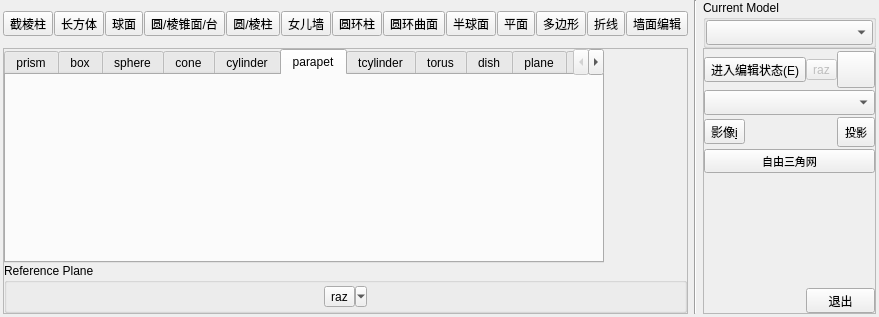
The window that qCC/ui_templates/bdr3DGeometryEditPanel.ui (StOriJimmy/CloudCompare) describes before a commit, drawn with Qt 5.
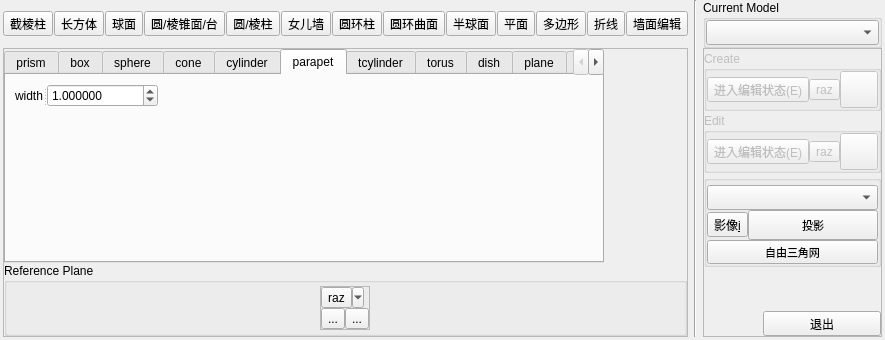
The same window after the commit. The open tabs and pages were chosen to show the change. Icons and pictures are not drawn.

```diff
--- a/qCC/ui_templates/bdr3DGeometryEditPanel.ui
+++ b/qCC/ui_templates/bdr3DGeometryEditPanel.ui
@@ -6,8 +6,8 @@
    <rect>
     <x>0</x>
     <y>0</y>
-    <width>630</width>
-    <height>304</height>
+    <width>632</width>
+    <height>331</height>
    </rect>
   </property>
   <property name="sizePolicy">
@@ -1492,6 +1492,34 @@
          <attribute name="title">
           <string>parapet</string>
          </attribute>
+         <layout class="QFormLayout" name="formLayout">
+          <item row="0" column="0">
+           <widget class="QSplitter" name="splitter">
+            <property name="orientation">
+             <enum>Qt::Horizontal</enum>
+            </property>
+            <widget class="QLabel" name="label_17">
+             <property name="text">
+              <string>width</string>
+             </property>
+            </widget>
+            <widget class="QDoubleSpinBox" name="parapetWidthDoubleSpinBox">
+             <property name="decimals">
+              <number>6</number>
+             </property>
+             <property name="maximum">
+              <double>99999999.000000000000000</double>
+             </property>
+             <property name="singleStep">
+              <double>0.010000000000000</double>
+             </property>
+             <property name="value">
+              <double>1.000000000000000</double>
+             </property>
+            </widget>
+           </widget>
+          </item>
+         </layout>
         </widget>
         <widget class="QWidget" name="tab_toroidcylinder">
          <attribute name="title">
@@ -1849,9 +1877,6 @@
          <bool>true</bool>
         </property>
         <layout class="QHBoxLayout" name="horizontalLayout_3">
-         <property name="spacing">
-          <number>3</number>
-         </property>
          <property name="leftMargin">
           <number>0</number>
          </property>
@@ -1868,6 +1893,64 @@
           <layout class="QHBoxLayout" name="refPlaneHorizontalLayout"/>
          </item>
          <item>
+          <widget class="QFrame" name="frame_3">
+           <property name="sizePolicy">
+            <sizepolicy hsizetype="Fixed" vsizetype="Preferred">
+             <horstretch>0</horstretch>
+             <verstretch>0</verstretch>
+            </sizepolicy>
+           </property>
+           <property name="frameShape">
+            <enum>QFrame::StyledPanel</enum>
+           </property>
+           <property name="frameShadow">
+            <enum>QFrame::Raised</enum>
+           </property>
+           <layout class="QGridLayout" name="gridLayout_18">
+            <property name="sizeConstraint">
+             <enum>QLayout::SetDefaultConstraint</enum>
+            </property>
+            <property name="leftMargin">
+             <number>0</number>
+            </property>
+            <property name="topMargin">
+             <number>0</number>
+            </property>
+            <property name="rightMargin">
+             <number>0</number>
+            </property>
+            <property name="bottomMargin">
+             <number>0</number>
+            </property>
+            <property name="spacing">
+             <number>0</number>
+            </property>
+            <item row="1" column="0">
+             <widget class="QToolButton" name="planeBasedViewToolButton">
+              <property name="text">
+               <string>...</string>
+              </property>
+              <property name="icon">
+               <iconset resource="../icones.qrc">
+                <normaloff>:/CC/Stocker/images/stocker/showframe.png</normaloff>:/CC/Stocker/images/stocker/showframe.png</iconset>
+              </property>
+              <property name="popupMode">
+               <enum>QToolButton::DelayedPopup</enum>
+              </property>
+             </widget>
+            </item>
+            <item row="1" column="1">
+             <widget class="QToolButton" name="objectBasedViewToolButton">
+              <property name="text">
+               <string>...</string>
+              </property>
+              <property name="icon">
+               <iconset resource="../icones.qrc">
+                <normaloff>:/CC/Stocker/images/stocker/showface.png</normaloff>:/CC/Stocker/images/stocker/showface.png</iconset>
+              </property>
+             </widget>
+            </item>
+            <item row="0" column="0" colspan="2">
           <widget class="QToolButton" name="refPlaneResetButton">
            <property name="enabled">
             <bool>true</bool>
@@ -1903,6 +1986,9 @@
      </layout>
     </widget>
    </item>
+     </layout>
+    </widget>
+   </item>
    <item row="1" column="3">
     <widget class="QFrame" name="frame">
      <property name="sizePolicy">
@@ -1936,7 +2022,7 @@
       <property name="verticalSpacing">
        <number>2</number>
       </property>
-      <item row="4" column="0" colspan="3">
+      <item row="7" column="0" colspan="3">
        <spacer name="verticalSpacer">
         <property name="orientation">
          <enum>Qt::Vertical</enum>
@@ -1944,43 +2030,185 @@
         <property name="sizeHint" stdset="0">
          <size>
           <width>20</width>
-          <height>40</height>
+          <height>30</height>
          </size>
         </property>
        </spacer>
       </item>
+      <item row="8" column="1" colspan="2">
+       <widget class="QToolButton" name="exitButton">
+        <property name="sizePolicy">
+         <sizepolicy hsizetype="Minimum" vsizetype="Fixed">
+          <horstretch>0</horstretch>
+          <verstretch>0</verstretch>
+         </sizepolicy>
+        </property>
+        <property name="toolTip">
+         <string>退出 (F4)</string>
+        </property>
+        <property name="statusTip">
+         <string>exit</string>
+        </property>
+        <property name="text">
+         <string>退出</string>
+        </property>
+        <property name="icon">
+         <iconset resource="../icones.qrc">
+          <normaloff>:/CC/Stocker/images/stocker/signout.png</normaloff>:/CC/Stocker/images/stocker/signout.png</iconset>
+        </property>
+        <property name="iconSize">
+         <size>
+          <width>30</width>
+          <height>30</height>
+         </size>
+        </property>
+        <property name="toolButtonStyle">
+         <enum>Qt::ToolButtonTextBesideIcon</enum>
+        </property>
+       </widget>
+      </item>
       <item row="1" column="0" colspan="3">
-       <widget class="QComboBox" name="typeComboBox">
-        <property name="minimumSize">
+       <widget class="QGroupBox" name="createGroupBox">
+        <property name="enabled">
+         <bool>false</bool>
+        </property>
+        <property name="title">
+         <string>Create</string>
+        </property>
+        <property name="flat">
+         <bool>true</bool>
+        </property>
+        <layout class="QHBoxLayout" name="horizontalLayout_4">
+         <property name="spacing">
+          <number>0</number>
+         </property>
+         <property name="leftMargin">
+          <number>0</number>
+         </property>
+         <property name="topMargin">
+          <number>0</number>
+         </property>
+         <property name="rightMargin">
+          <number>0</number>
+         </property>
+         <property name="bottomMargin">
+          <number>0</number>
+         </property>
+         <item>
+          <widget class="QToolButton" name="editToolButton">
+           <property name="toolTip">
+            <string>进入编辑状态 (E)</string>
+           </property>
+           <property name="text">
+            <string>进入编辑状态(E)</string>
+           </property>
+           <property name="icon">
+            <iconset resource="../icones.qrc">
+             <normaloff>:/CC/Stocker/images/stocker/play.png</normaloff>:/CC/Stocker/images/stocker/play.png</iconset>
+           </property>
+           <property name="iconSize">
          <size>
-          <width>0</width>
-          <height>25</height>
-         </size>
-        </property>
+             <width>29</width>
+             <height>30</height>
+            </size>
+           </property>
+           <property name="checkable">
+            <bool>true</bool>
+           </property>
+           <property name="toolButtonStyle">
+            <enum>Qt::ToolButtonIconOnly</enum>
+           </property>
+          </widget>
+         </item>
+         <item>
+          <widget class="QToolButton" name="razButton">
+           <property name="enabled">
+            <bool>false</bool>
+           </property>
         <property name="toolTip">
-         <string>切换编辑方式(Tab)</string>
-        </property>
-        <property name="editable">
+            <string>清除操作</string>
+           </property>
+           <property name="statusTip">
+            <string>Clear</string>
+           </property>
+           <property name="text">
+            <string>raz</string>
+           </property>
+           <property name="icon">
+            <iconset resource="../icones.qrc">
+             <normaloff>:/CC/Stocker/images/stocker/undo.png</normaloff>
+             <disabledoff>:/CC/Stocker/images/stocker/undo_dis.png</disabledoff>:/CC/Stocker/images/stocker/undo.png</iconset>
+           </property>
+           <property name="iconSize">
+            <size>
+             <width>30</width>
+             <height>30</height>
+            </size>
+           </property>
+          </widget>
+         </item>
+         <item>
+          <widget class="QToolButton" name="confirmToolButton">
+           <property name="enabled">
          <bool>false</bool>
         </property>
-        <property name="currentText">
-         <string/>
-        </property>
-        <property name="currentIndex">
-         <number>-1</number>
-        </property>
-        <property name="maxVisibleItems">
-         <number>20</number>
-        </property>
+           <property name="font">
+            <font>
+             <pointsize>8</pointsize>
+            </font>
+           </property>
+           <property name="toolTip">
+            <string>确认 (Enter)</string>
+           </property>
+           <property name="text">
+            <string/>
+           </property>
+           <property name="icon">
+            <iconset resource="../icones.qrc">
+             <normaloff>:/CC/Stocker/images/stocker/plussolid.png</normaloff>:/CC/Stocker/images/stocker/plussolid.png</iconset>
+           </property>
         <property name="iconSize">
          <size>
-          <width>23</width>
-          <height>23</height>
-         </size>
-        </property>
-       </widget>
-      </item>
-      <item row="2" column="2">
+             <width>30</width>
+             <height>30</height>
+            </size>
+           </property>
+           <property name="checkable">
+            <bool>false</bool>
+           </property>
+           <property name="toolButtonStyle">
+            <enum>Qt::ToolButtonIconOnly</enum>
+           </property>
+          </widget>
+         </item>
+        </layout>
+       </widget>
+      </item>
+      <item row="3" column="0" colspan="3">
+       <widget class="QGroupBox" name="groupBox_6">
+        <property name="title">
+         <string/>
+        </property>
+        <property name="flat">
+         <bool>true</bool>
+        </property>
+        <layout class="QGridLayout" name="gridLayout_16">
+         <property name="leftMargin">
+          <number>0</number>
+         </property>
+         <property name="topMargin">
+          <number>4</number>
+         </property>
+         <property name="rightMargin">
+          <number>0</number>
+         </property>
+         <property name="bottomMargin">
+          <number>0</number>
+         </property>
+         <property name="spacing">
+          <number>0</number>
+         </property>
+         <item row="2" column="1">
        <widget class="QToolButton" name="projectToImageToolButton">
         <property name="sizePolicy">
          <sizepolicy hsizetype="Preferred" vsizetype="Fixed">
@@ -2023,10 +2251,10 @@
         </property>
        </widget>
       </item>
-      <item row="2" column="0" colspan="2">
+         <item row="2" column="0">
        <widget class="QToolButton" name="showBeshImageToolButton">
         <property name="toolTip">
-         <string>&lt;html&gt;&lt;head/&gt;&lt;body&gt;&lt;p&gt;显示最佳视角影像(i)&lt;/p&gt;&lt;/body&gt;&lt;/html&gt;</string>
+            <string>显示最佳视角影像(i)</string>
         </property>
         <property name="text">
          <string>影像&amp;i</string>
@@ -2049,7 +2277,7 @@
         </property>
        </widget>
       </item>
-      <item row="3" column="0" colspan="3">
+         <item row="3" column="0" colspan="2">
        <widget class="QToolButton" name="freeMeshToolButton">
         <property name="sizePolicy">
          <sizepolicy hsizetype="Preferred" vsizetype="Fixed">
@@ -2083,8 +2311,69 @@
         </property>
        </widget>
       </item>
-      <item row="0" column="0">
-       <widget class="QToolButton" name="editToolButton">
+         <item row="1" column="0" colspan="2">
+          <widget class="QComboBox" name="typeComboBox">
+           <property name="minimumSize">
+            <size>
+             <width>0</width>
+             <height>25</height>
+            </size>
+           </property>
+           <property name="toolTip">
+            <string>切换编辑方式(Tab)</string>
+           </property>
+           <property name="editable">
+            <bool>false</bool>
+           </property>
+           <property name="currentText">
+            <string/>
+           </property>
+           <property name="currentIndex">
+            <number>-1</number>
+           </property>
+           <property name="maxVisibleItems">
+            <number>20</number>
+           </property>
+           <property name="iconSize">
+            <size>
+             <width>23</width>
+             <height>23</height>
+            </size>
+           </property>
+          </widget>
+         </item>
+        </layout>
+       </widget>
+      </item>
+      <item row="2" column="0" colspan="3">
+       <widget class="QGroupBox" name="editGroupBox">
+        <property name="enabled">
+         <bool>false</bool>
+        </property>
+        <property name="title">
+         <string>Edit</string>
+        </property>
+        <property name="flat">
+         <bool>true</bool>
+        </property>
+        <layout class="QHBoxLayout" name="horizontalLayout_5">
+         <property name="spacing">
+          <number>0</number>
+         </property>
+         <property name="leftMargin">
+          <number>0</number>
+         </property>
+         <property name="topMargin">
+          <number>0</number>
+         </property>
+         <property name="rightMargin">
+          <number>0</number>
+         </property>
+         <property name="bottomMargin">
+          <number>0</number>
+         </property>
+         <item>
+          <widget class="QToolButton" name="editExistToolButton">
         <property name="toolTip">
          <string>进入编辑状态 (E)</string>
         </property>
@@ -2109,8 +2398,8 @@
         </property>
        </widget>
       </item>
-      <item row="0" column="1">
-       <widget class="QToolButton" name="razButton">
+         <item>
+          <widget class="QToolButton" name="razExistButton">
         <property name="enabled">
          <bool>false</bool>
         </property>
@@ -2136,8 +2425,11 @@
         </property>
        </widget>
       </item>
-      <item row="0" column="2">
-       <widget class="QToolButton" name="confirmToolButton">
+         <item>
+          <widget class="QToolButton" name="confirmExistToolButton">
+           <property name="enabled">
+            <bool>false</bool>
+           </property>
         <property name="font">
          <font>
           <pointsize>8</pointsize>
@@ -2151,7 +2443,7 @@
         </property>
         <property name="icon">
          <iconset resource="../icones.qrc">
-          <normaloff>:/CC/Stocker/images/stocker/plussolid.png</normaloff>:/CC/Stocker/images/stocker/plussolid.png</iconset>
+             <normaloff>:/CC/Stocker/images/stocker/checksolid.png</normaloff>:/CC/Stocker/images/stocker/checksolid.png</iconset>
         </property>
         <property name="iconSize">
          <size>
@@ -2167,36 +2459,7 @@
         </property>
        </widget>
       </item>
-      <item row="5" column="1" colspan="2">
-       <widget class="QToolButton" name="exitButton">
-        <property name="sizePolicy">
-         <sizepolicy hsizetype="Minimum" vsizetype="Fixed">
-          <horstretch>0</horstretch>
-          <verstretch>0</verstretch>
-         </sizepolicy>
-        </property>
-        <property name="toolTip">
-         <string>退出 (F4)</string>
-        </property>
-        <property name="statusTip">
-         <string>exit</string>
-        </property>
-        <property name="text">
-         <string>退出</string>
-        </property>
-        <property name="icon">
-         <iconset resource="../icones.qrc">
-          <normaloff>:/CC/Stocker/images/stocker/signout.png</normaloff>:/CC/Stocker/images/stocker/signout.png</iconset>
-        </property>
-        <property name="iconSize">
-         <size>
-          <width>30</width>
-          <height>30</height>
-         </size>
-        </property>
-        <property name="toolButtonStyle">
-         <enum>Qt::ToolButtonTextBesideIcon</enum>
-        </property>
+        </layout>
        </widget>
       </item>
      </layout>
@@ -2207,6 +2470,9 @@
      <property name="title">
       <string>Current Model</string>
      </property>
+     <property name="flat">
+      <bool>true</bool>
+     </property>
      <layout class="QHBoxLayout" name="horizontalLayout_2">
       <property name="spacing">
        <number>0</number>
```
Lines whose indentation alone changed are shown as unchanged.
